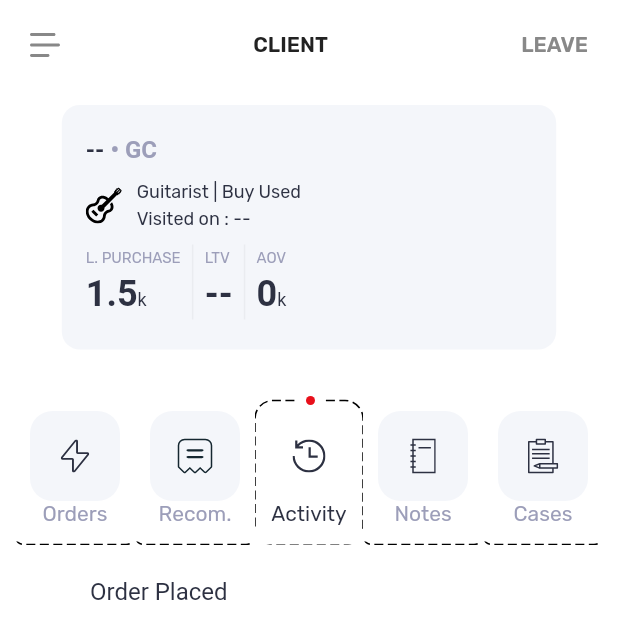
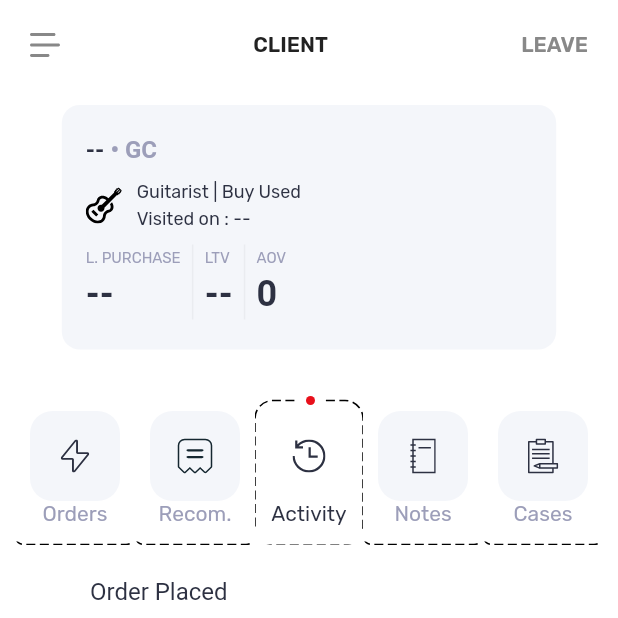
Before and after one commit to Elemenopeee/salesforce_spo_2, a Flutter app: the ClientLandingScreen screen opened directly, tab 3 chosen, on a phone screen of 412 x 824 dp, the top half of it. Run offline on Flutter 3.47's test engine with Material 2 defaults, Android fonts, the phone set to English and light mode, and no system bars; drawn by our look-alikes of dotted_border; our stand-ins replace easy_debounce, fl_chart, flutter_slidable, flutter_svg, shared_preferences; missing offline and left inert: azure_ad_authentication; accounts and stored records are empty; network calls fail; statements that could not run were skipped; project files that could hold a hidden picture were left out.

Commit message:
This commit includes -> Client basic details banner integration bugfixes

```diff
--- a/lib/common_widgets/client_carousel.dart
+++ b/lib/common_widgets/client_carousel.dart
@@ -273,19 +273,11 @@ class ClientPrimaryDetails extends StatelessWidget {
                       ),
                       children: [
                         TextSpan(
-                          text: '1.5',
+                          text: '--',
                           style: TextStyle(
                             color: ColorSystem.primary,
                             fontWeight: FontWeight.w700,
                             fontSize: SizeSystem.size24,
-                          ),
-                        ),
-                        TextSpan(
-                          text: 'k',
-                          style: TextStyle(
-                            color: ColorSystem.primary,
-                            // fontWeight: FontWeight.w700,
-                            fontSize: SizeSystem.size12,
                           ),
                         ),
                       ],
@@ -370,14 +362,6 @@ class ClientPrimaryDetails extends StatelessWidget {
                             fontSize: SizeSystem.size24,
                           ),
                         ),
-                        const TextSpan(
-                          text: 'k',
-                          style: TextStyle(
-                            color: ColorSystem.primary,
-                            // fontWeight: FontWeight.w700,
-                            fontSize: SizeSystem.size12,
-                          ),
-                        ),
                       ],
                     ),
                   ),
```
